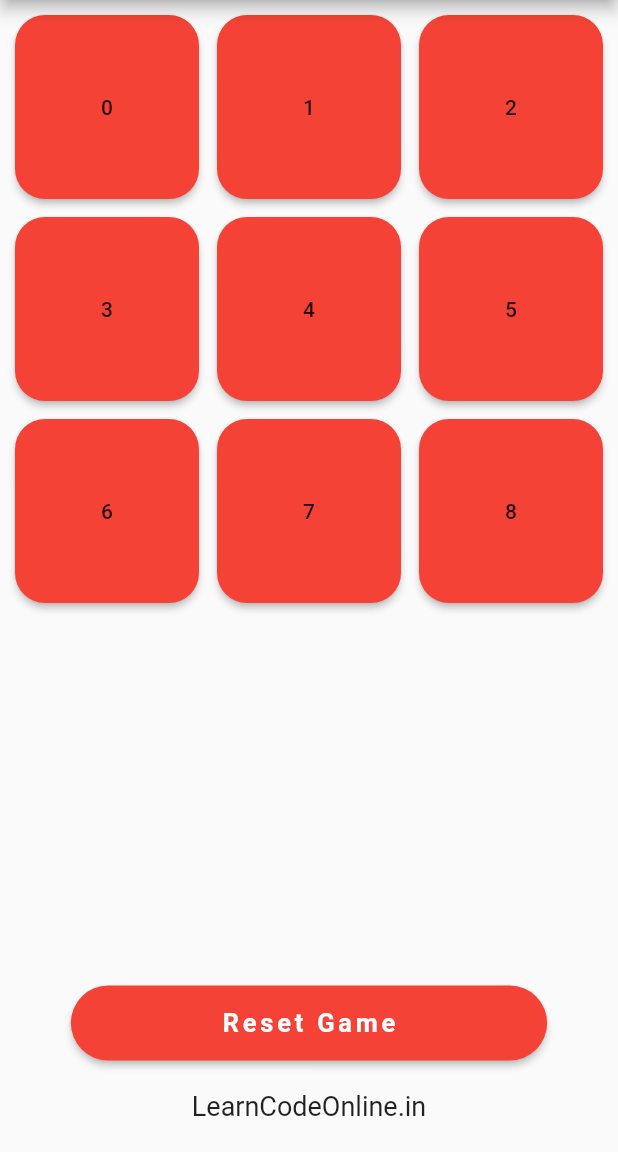
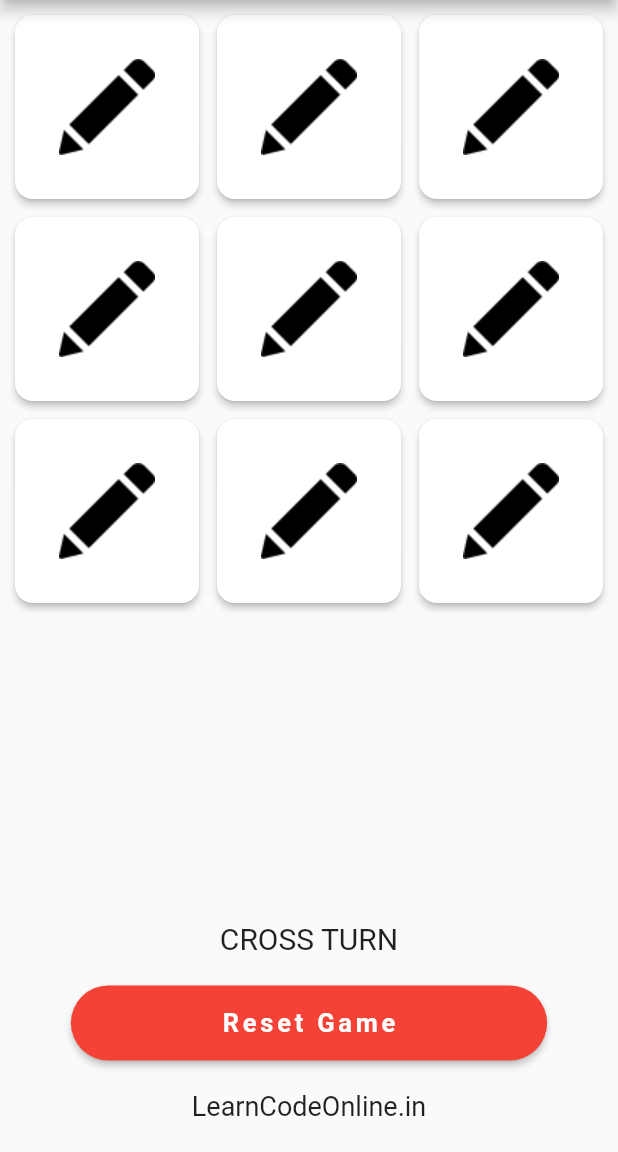
Before and after one commit to iamsourav37/TicTacToe-in-Flutter, a Flutter app: the screen it shows after launch, on a phone screen of 412 x 824 dp, the part 84-1236 px from its top. Run offline on Flutter 3.47's test engine with Material 2 defaults, Android fonts, the phone set to English and light mode, and no system bars.

Commit message:
Logic and design is implemented

```diff
--- a/lib/HomePage.dart
+++ b/lib/HomePage.dart
@@ -9,6 +9,7 @@ class _HomePageState extends State<HomePage> {
   bool isCross = true;
   List<String> gameState;
   String message = "";
+  bool isDisabled = false;
 
   AssetImage cross = AssetImage("images/cross.png");
   AssetImage circle = AssetImage("images/circle.png");
@@ -18,7 +19,7 @@ class _HomePageState extends State<HomePage> {
   void initState() {
     super.initState();
     setState(() {
-      this.message = "";
+      this.message = "CROSS turn";
       this.gameState = [
         "empty",
         "empty",
@@ -46,19 +47,26 @@ class _HomePageState extends State<HomePage> {
 
   playGame(int index) {
     if (this.gameState[index] == "empty") {
+      setState(() {
         if (this.isCross) {
           this.gameState[index] = "cross";
         } else {
           this.gameState[index] = "circle";
         }
         this.isCross = !this.isCross;
+        if(this.isCross){
+          this.message = "CROSS turn";
+        }else{
+          this.message = "CIRCLE turn";
+        }
         this.checkWin();
+      });
     }
   }
 
   resetGame() {
     setState(() {
-      this.message = "";
+      this.message = this.isCross? "CROSS turn" : "CIRCLE turn";
       this.gameState = [
         "empty",
         "empty",
@@ -70,6 +78,7 @@ class _HomePageState extends State<HomePage> {
         "empty",
         "empty",
       ];
+        this.isDisabled = false;
     });
   }
 
@@ -83,6 +92,7 @@ class _HomePageState extends State<HomePage> {
         (gameState[1] == gameState[2])) {
       setState(() {
         this.message = "${this.gameState[0]} Wins";
+        this.isDisabled = true;
       });
     }
     if ((gameState[3] != "empty") &&
@@ -90,6 +100,8 @@ class _HomePageState extends State<HomePage> {
         (gameState[4] == gameState[5])) {
       setState(() {
         this.message = "${this.gameState[3]} Wins";
+        this.isDisabled = true;
+
       });
     }
     if ((gameState[6] != "empty") &&
@@ -97,6 +109,8 @@ class _HomePageState extends State<HomePage> {
         (gameState[7] == gameState[8])) {
       setState(() {
         this.message = "${this.gameState[6]} Wins";
+        this.isDisabled = true;
+
       });
     }
     if ((gameState[0] != "empty") &&
@@ -104,6 +118,8 @@ class _HomePageState extends State<HomePage> {
         (gameState[3] == gameState[6])) {
       setState(() {
         this.message = "${this.gameState[0]} Wins";
+        this.isDisabled = true;
+
       });
     }
     if ((gameState[1] != "empty") &&
@@ -111,6 +127,8 @@ class _HomePageState extends State<HomePage> {
         (gameState[4] == gameState[7])) {
       setState(() {
         this.message = "${this.gameState[1]} Wins";
+        this.isDisabled = true;
+
       });
     }
     if ((gameState[2] != "empty") &&
@@ -118,6 +136,8 @@ class _HomePageState extends State<HomePage> {
         (gameState[5] == gameState[8])) {
       setState(() {
         this.message = "${this.gameState[2]} Wins";
+        this.isDisabled = true;
+
       });
     }
     if ((gameState[0] != "empty") &&
@@ -125,22 +145,25 @@ class _HomePageState extends State<HomePage> {
         (gameState[4] == gameState[8])) {
       setState(() {
         this.message = "${this.gameState[0]} Wins";
+        this.isDisabled = true;
+
       });
     }
     if ((gameState[2] != "empty") &&
-        (gameState[2] == gameState[2]) &&
+        (gameState[2] == gameState[4]) &&
         (gameState[2] == gameState[6])) {
       setState(() {
         this.message = "${this.gameState[2]} Wins";
+        this.isDisabled = true;
+
       });
     }
 
-    if(!gameState.contains("empty")){
+    if (!gameState.contains("empty")) {
       setState(() {
         this.message = "Game draw";
       });
     }
-
   }
 
   @override
@@ -168,11 +191,13 @@ class _HomePageState extends State<HomePage> {
                 itemCount: 9,
                 itemBuilder: (context, index) => Container(
                   child: MaterialButton(
-                    onPressed: () {},
+                    onPressed: isDisabled?null: (){this.playGame(index);}  ,
                     shape: RoundedRectangleBorder(
-                        borderRadius: BorderRadius.circular(20)),
-                    color: Colors.red,
-                    child: Text("$index"),
+                        borderRadius: BorderRadius.circular(12)),
+                    color: Colors.white,
+                    child: Image(
+                      image: this.getImage(this.gameState[index]),
+                    ),
                   ),
                 ),
               ),
@@ -180,14 +205,14 @@ class _HomePageState extends State<HomePage> {
             Container(
               padding: EdgeInsets.all(20),
               child: Text(
-                "$message",
+                "$message".toUpperCase(),
                 style: TextStyle(
                   fontSize: 20.0,
                 ),
               ),
             ),
             RaisedButton(
-              onPressed: () {},
+              onPressed: resetGame,
               color: Colors.red,
               padding: EdgeInsets.symmetric(vertical: 15, horizontal: 100),
               shape: StadiumBorder(),
```
Lines whose indentation alone changed are shown as unchanged.
